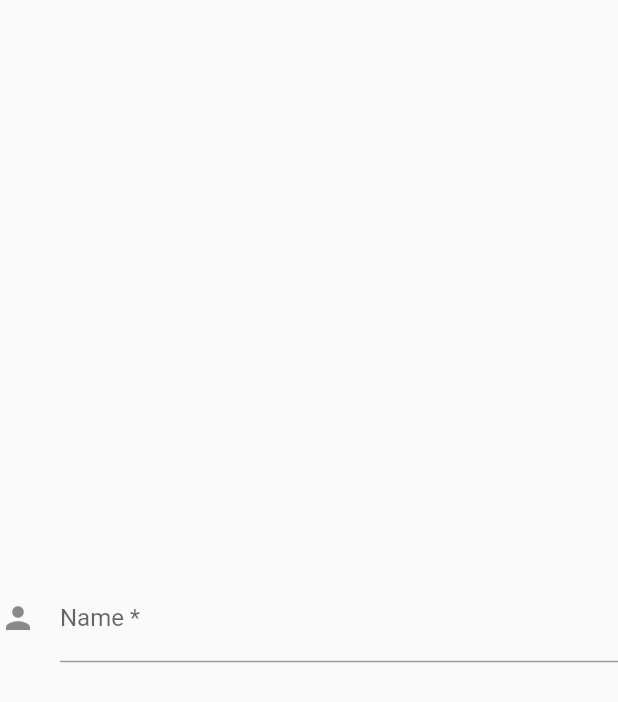
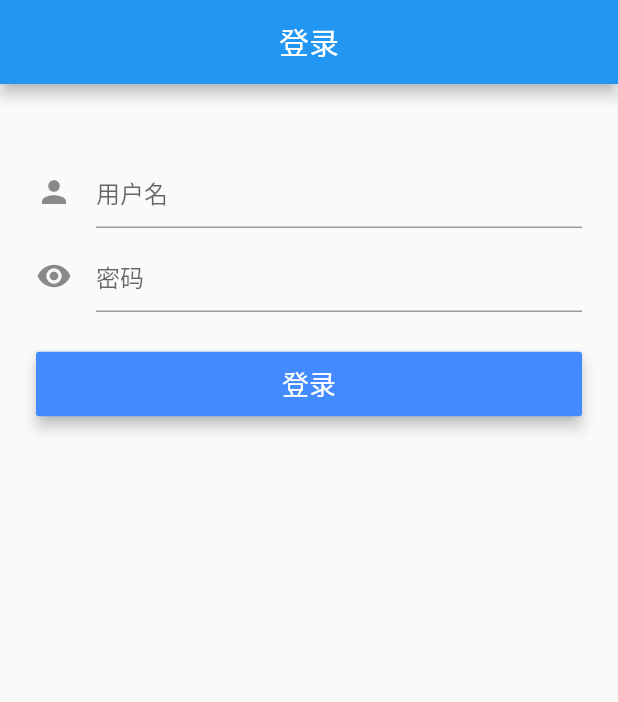
Before and after one commit to ZhongMingKun/flutter-study, a Flutter app: the screen it shows after launch, on a phone screen of 412 x 824 dp. Shown: the top 702 px of the screen. Run offline on Flutter 3.47's test engine with Material 2 defaults, Android fonts, the light colour scheme and no system bars; our stand-ins replace dio, flutter_swiper, fluttertoast, video_player; missing offline and left inert: multi_image_picker, root_access; network calls fail; statements that could not run were skipped.

Commit message:
feat: 登录页样式

```diff
--- a/hello_world/lib/pages/login.dart
+++ b/hello_world/lib/pages/login.dart
@@ -1,25 +1,86 @@
+import 'dart:async';
 import 'package:flutter/material.dart';
-import 'package:flutter/services.dart';
 
+class LoginPage extends StatefulWidget {
+  LoginPage();
 
-class LoginPage extends StatelessWidget {
-  Widget _buildLoginForm() {
-    return TextField(
-      decoration: const InputDecoration(
-        icon: Icon(Icons.person),
-        hintText: 'What do people call you?',
-        labelText: 'Name *',
-      )
+  @override
+  State<StatefulWidget> createState() => new _LoginPageState();
+}
+
+class _LoginPageState extends State<LoginPage> {
+  TextField _userNameInputForm;
+  TextField _psdInputForm;
+  TextEditingController _userNameController = TextEditingController();
+  TextEditingController _psdController = TextEditingController();
+
+  @override
+  Widget build(BuildContext context) {
+    return Scaffold(
+      appBar: AppBar(
+        centerTitle: true,
+        title: Text("登录"),
+      ),
+      body: Builder(builder: (ct) {
+        return ListView(
+          shrinkWrap: true,
+          padding: EdgeInsets.only(left: 24.0, right: 24.0),
+          children: <Widget>[
+            SizedBox(height: 48.0),
+            _buildUserNameInputForm(),
+            SizedBox(height: 8.0),
+            _buildPsdInputForm(),
+            SizedBox(height: 24.0),
+            _buildLoginBtn(ct),
+            SizedBox(height: 10.0),
+            Container(
+              // child: _buildRegBtn(),
+              alignment: Alignment.centerRight,
+            ),
+          ],
+        );
+      }),
     );
   }
 
-  @override
-  Widget build(BuildContext context) {
-    SystemChrome.setEnabledSystemUIOverlays([]);
-    return new Scaffold(
-      body: Center(
-        child: _buildLoginForm()
-      ),
+  Widget _buildLoginBtn(BuildContext context) {
+    return RaisedButton(
+
+      padding: const EdgeInsets.all(8.0),
+      color: Colors.blueAccent,
+      textColor: Colors.white,
+      child: Text("登录", style: TextStyle(fontSize: 18),),
+      elevation: 4.0,
+      onPressed: () {
+        print('login');
+      }
     );
   }
+
+  Widget _buildUserNameInputForm() {
+    _userNameInputForm = TextField(
+      decoration: const InputDecoration(
+        icon: Icon(Icons.person),
+        hintText: '用户名'
+      )
+    );
+    return _userNameInputForm;
+  }
+
+  Widget _buildPsdInputForm() {
+    _psdInputForm = TextField(
+      decoration: const InputDecoration(
+        icon: Icon(Icons.remove_red_eye),
+        hintText: '密码'
+      )
+    );
+    return _psdInputForm;
+  }
+
+  @override
+  void dispose() {
+    _userNameController?.dispose();
+    _psdController?.dispose();
+    super.dispose();
+  }
 }
```
Also changed, not shown: hello_world/lib/widget/ClearableInputField.dart (added, +119 -0 lines).
